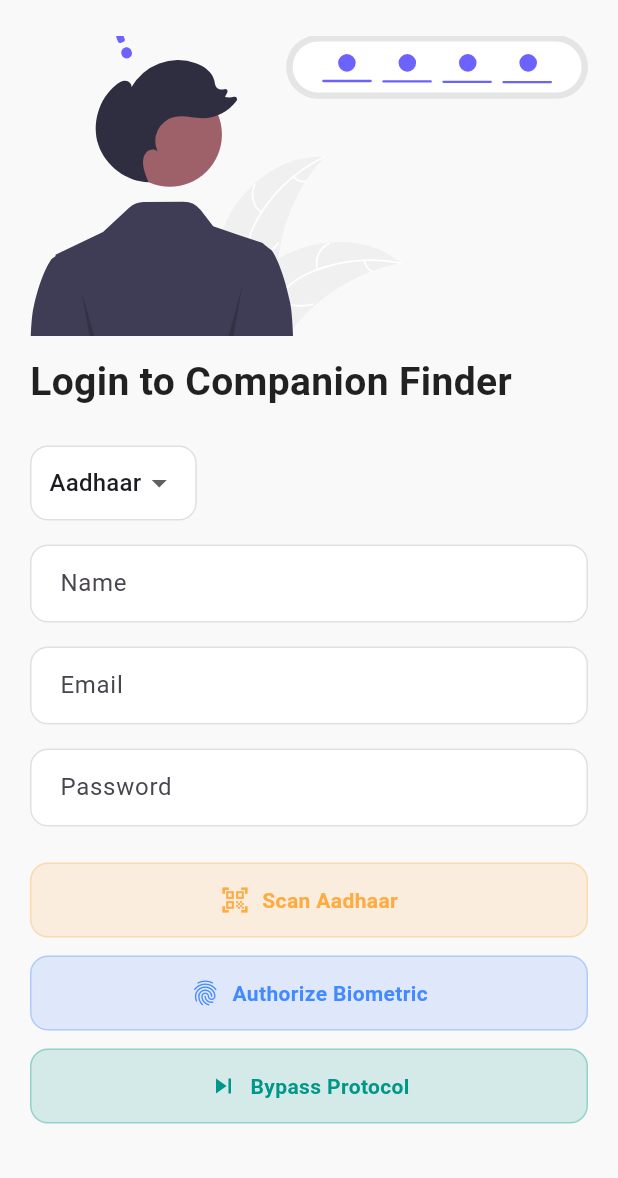
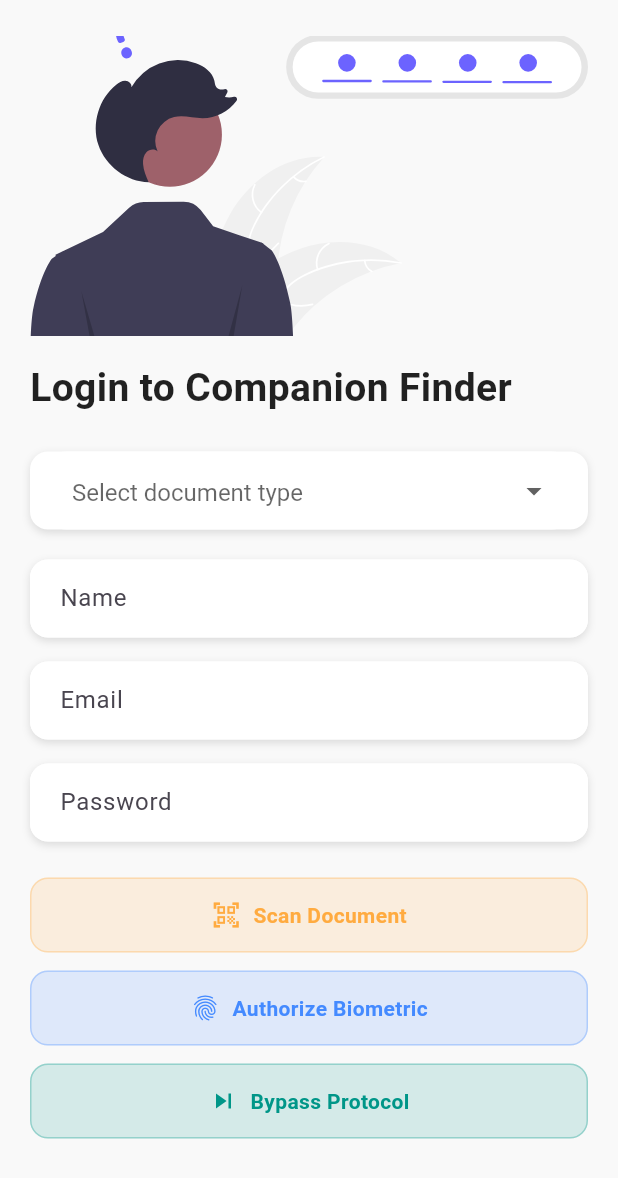
Before and after one commit to Ashmitpalit/ui, a Flutter app: the screen it shows after launch, on a phone screen of 412 x 824 dp. Shown: the top 1178 px of the screen. Run offline on Flutter 3.47's test engine with Material 3 defaults, Android fonts, the phone set to English and light mode, and no system bars; our stand-ins replace flutter_svg, image_picker.

```diff
--- a/lib/login_screen.dart
+++ b/lib/login_screen.dart
@@ -1,5 +1,6 @@
 import 'package:flutter/material.dart';
 import 'package:flutter_svg/flutter_svg.dart';
+import 'package:image_picker/image_picker.dart';
 import 'package:ui/companion_finder_screen.dart';
 
 class LoginScreen extends StatefulWidget {
@@ -10,7 +11,18 @@ class LoginScreen extends StatefulWidget {
 }
 
 class _LoginScreenState extends State<LoginScreen> {
-  String selectedDocument = 'Aadhaar';
+  String? selectedDocument;
+
+  final ImagePicker _picker = ImagePicker();
+
+  Future<void> _pickImage() async {
+    final pickedFile = await _picker.pickImage(source: ImageSource.gallery);
+    if (pickedFile != null) {
+      ScaffoldMessenger.of(context).showSnackBar(
+        SnackBar(content: Text('Selected file: ${pickedFile.name}')),
+      );
+    }
+  }
 
   @override
   Widget build(BuildContext context) {
@@ -31,7 +43,7 @@ class _LoginScreenState extends State<LoginScreen> {
                   fit: BoxFit.cover,
                 ),
               ),
-              const SizedBox(height: 12),
+              const SizedBox(height: 16),
               const Text(
                 'Login to Companion Finder',
                 style: TextStyle(
@@ -45,28 +57,44 @@ class _LoginScreenState extends State<LoginScreen> {
                 decoration: BoxDecoration(
                   color: Colors.white,
                   borderRadius: BorderRadius.circular(12),
-                  border: Border.all(color: Colors.grey.shade300),
+                  boxShadow: [
+                    BoxShadow(
+                      color: Colors.black12,
+                      blurRadius: 4,
+                      offset: Offset(0, 2),
+                    ),
+                  ],
                 ),
                 padding: const EdgeInsets.symmetric(horizontal: 12),
-                child: DropdownButtonHideUnderline(
-                  child: DropdownButton<String>(
+                child: DropdownButtonFormField<String>(
                   value: selectedDocument,
+                  decoration: InputDecoration(
+                    hintText: 'Select document type',
+                    border: OutlineInputBorder(
+                      borderRadius: BorderRadius.circular(12),
+                      borderSide: BorderSide.none,
+                    ),
+                    filled: true,
+                    fillColor: Colors.white,
+                    contentPadding: const EdgeInsets.symmetric(
+                      horizontal: 12,
+                      vertical: 14,
+                    ),
+                  ),
+                  icon: const Icon(Icons.arrow_drop_down),
+                  style: const TextStyle(fontSize: 16, color: Colors.black87),
                   items: const [
-                      DropdownMenuItem(
-                        value: 'Aadhaar',
-                        child: Text('Aadhaar'),
-                      ),
+                    DropdownMenuItem(value: 'Aadhaar', child: Text('Aadhaar')),
                     DropdownMenuItem(value: 'PAN', child: Text('PAN')),
                   ],
                   onChanged: (value) {
                     setState(() {
-                        selectedDocument = value!;
+                      selectedDocument = value;
                     });
                   },
                 ),
               ),
-              ),
-              const SizedBox(height: 16),
+              const SizedBox(height: 20),
               _buildTextField('Name'),
               const SizedBox(height: 16),
               _buildTextField('Email'),
@@ -75,10 +103,8 @@ class _LoginScreenState extends State<LoginScreen> {
               const SizedBox(height: 24),
               _buildButton(
                 icon: Icons.qr_code_scanner,
-                label: 'Scan $selectedDocument',
-                onTap: () {
-                  // Placeholder for scan action
-                },
+                label: 'Scan ${selectedDocument ?? "Document"}',
+                onTap: _pickImage,
                 color: Colors.orangeAccent,
               ),
               const SizedBox(height: 12),
@@ -86,7 +112,11 @@ class _LoginScreenState extends State<LoginScreen> {
                 icon: Icons.fingerprint,
                 label: 'Authorize Biometric',
                 onTap: () {
-                  // Placeholder for biometric action
+                  ScaffoldMessenger.of(context).showSnackBar(
+                    const SnackBar(
+                      content: Text('Biometric authorization tapped'),
+                    ),
+                  );
                 },
                 color: Colors.blueAccent,
               ),
@@ -112,7 +142,15 @@ class _LoginScreenState extends State<LoginScreen> {
   }
 
   Widget _buildTextField(String hint, {bool obscure = false}) {
-    return TextField(
+    return Container(
+      decoration: BoxDecoration(
+        color: Colors.white,
+        borderRadius: BorderRadius.circular(12),
+        boxShadow: [
+          BoxShadow(color: Colors.black12, blurRadius: 4, offset: Offset(0, 2)),
+        ],
+      ),
+      child: TextField(
         obscureText: obscure,
         decoration: InputDecoration(
           hintText: hint,
@@ -124,11 +162,8 @@ class _LoginScreenState extends State<LoginScreen> {
           ),
           border: OutlineInputBorder(
             borderRadius: BorderRadius.circular(12),
-          borderSide: BorderSide(color: Colors.grey.shade300),
+            borderSide: BorderSide.none,
           ),
-        enabledBorder: OutlineInputBorder(
-          borderRadius: BorderRadius.circular(12),
-          borderSide: BorderSide(color: Colors.grey.shade300),
         ),
       ),
     );
--- a/pubspec.yaml
+++ b/pubspec.yaml
@@ -31,6 +31,7 @@ dependencies:
   flutter:
     sdk: flutter
   lottie: ^2.7.0
+  image_picker: ^1.0.4
 
   # The following adds the Cupertino Icons font to your application.
   # Use with the CupertinoIcons class for iOS style icons.
```
Also changed, not shown: lib/companion_finder_screen.dart (+80 -1 lines), pubspec.lock, 14 other files. Lines whose indentation alone changed are shown as unchanged.
